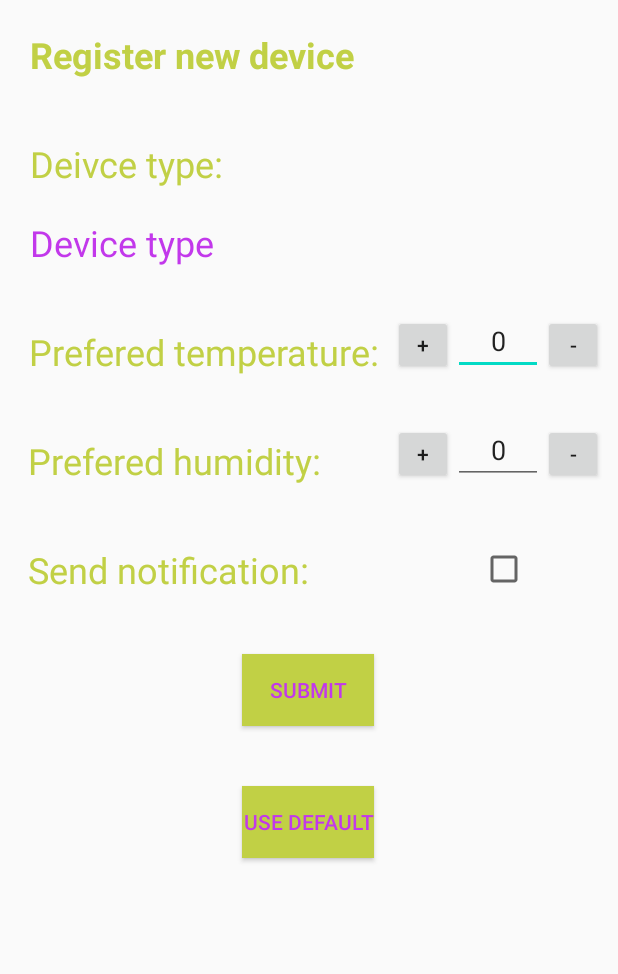
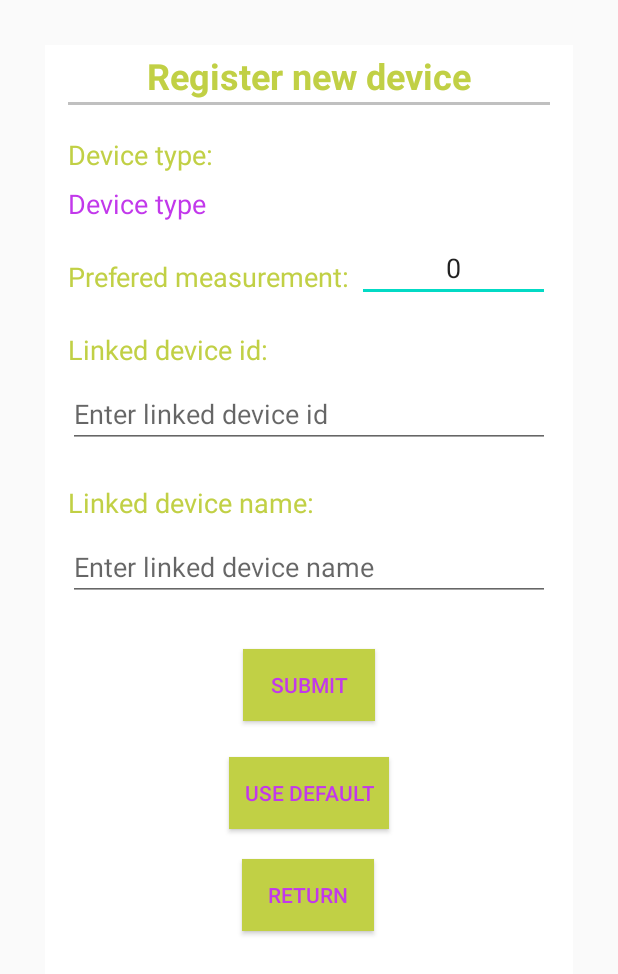
Before and after one commit to ZoroZero/Group9-Smart-garden-project, an Android app: the layout register_device_setting.xml on its own in the app's theme, with its tools: preview values and no code run, on a phone screen of 412 x 824 dp. Shown: the top 974 px of the screen. Run offline under Robolectric (Android 15) with nearby library versions, the phone set to English and light mode, and no system bars.

Commit message:
Update register_device_setting.xml

```diff
--- a/Smart_garden_app/app/src/main/res/layout/register_device_setting.xml
+++ b/Smart_garden_app/app/src/main/res/layout/register_device_setting.xml
@@ -1,34 +1,66 @@
 <?xml version="1.0" encoding="utf-8"?>
-<androidx.constraintlayout.widget.ConstraintLayout xmlns:android="http://schemas.android.com/apk/res/android"
+<android.support.constraint.ConstraintLayout xmlns:android="http://schemas.android.com/apk/res/android"
     xmlns:app="http://schemas.android.com/apk/res-auto"
     xmlns:tools="http://schemas.android.com/tools"
     android:layout_width="match_parent"
     android:layout_height="match_parent">
 
+    <android.support.constraint.ConstraintLayout
+        android:id="@+id/registerSetting"
+        android:layout_width="match_parent"
+        android:layout_height="match_parent"
+        android:layout_marginStart="30dp"
+        android:layout_marginLeft="30dp"
+        android:layout_marginTop="30dp"
+        android:layout_marginEnd="30dp"
+        android:layout_marginRight="30dp"
+        android:layout_marginBottom="30dp"
+        android:background="#FFFFFF"
+        app:layout_constraintBottom_toBottomOf="parent"
+        app:layout_constraintEnd_toEndOf="parent"
+        app:layout_constraintHorizontal_bias="0.0"
+        app:layout_constraintStart_toStartOf="parent"
+        app:layout_constraintTop_toTopOf="parent"
+        app:layout_constraintVertical_bias="0.0">
+
         <TextView
             android:id="@+id/registerDeviceSetting"
             android:layout_width="wrap_content"
             android:layout_height="wrap_content"
-        android:layout_marginTop="20dp"
+            android:layout_marginTop="4dp"
             android:text="Register new device"
             android:textColor="#C1D045"
             android:textSize="24sp"
             android:textStyle="bold"
             app:layout_constraintEnd_toEndOf="parent"
-        app:layout_constraintHorizontal_bias="0.102"
             app:layout_constraintStart_toStartOf="parent"
             app:layout_constraintTop_toTopOf="parent" />
+
+        <View
+            android:id="@+id/loginPage_line"
+            android:layout_width="match_parent"
+            android:layout_height="2dp"
+            android:layout_marginStart="15dp"
+            android:layout_marginLeft="15dp"
+            android:layout_marginTop="1dp"
+            android:layout_marginEnd="15dp"
+            android:layout_marginRight="15dp"
+            android:background="#c0c0c0"
+            app:layout_constraintEnd_toEndOf="parent"
+            app:layout_constraintHorizontal_bias="0.0"
+            app:layout_constraintStart_toStartOf="parent"
+            app:layout_constraintTop_toBottomOf="@+id/registerDeviceSetting" />
 
         <TextView
             android:id="@+id/textView2"
             android:layout_width="wrap_content"
             android:layout_height="wrap_content"
-        android:layout_marginTop="40dp"
-        android:text="Deivce type:"
+            android:layout_marginStart="15dp"
+            android:layout_marginLeft="15dp"
+            android:layout_marginTop="24dp"
+            android:text="Device type:"
             android:textColor="#C1D045"
-        android:textSize="24sp"
-        app:layout_constraintEnd_toEndOf="parent"
-        app:layout_constraintHorizontal_bias="0.07"
+            android:textSize="18sp"
             app:layout_constraintStart_toStartOf="parent"
             app:layout_constraintTop_toBottomOf="@+id/registerDeviceSetting" />
 
@@ -36,150 +68,159 @@
             android:id="@+id/deviceTypeTextView"
             android:layout_width="0dp"
             android:layout_height="wrap_content"
-        android:layout_marginLeft="20dp"
-        android:layout_marginTop="20dp"
-        android:layout_marginRight="20dp"
+            android:layout_marginStart="15dp"
+            android:layout_marginLeft="15dp"
+            android:layout_marginTop="8dp"
             android:text="Device type"
             android:textColor="#C238EB"
-        android:textSize="24sp"
-        app:layout_constraintEnd_toEndOf="parent"
-        app:layout_constraintHorizontal_bias="0.073"
+            android:textSize="18sp"
             app:layout_constraintStart_toStartOf="parent"
             app:layout_constraintTop_toBottomOf="@+id/textView2" />
 
         <TextView
-        android:id="@+id/textView4"
+            android:id="@+id/PreferredMeasurementTV"
             android:layout_width="wrap_content"
             android:layout_height="wrap_content"
-        android:layout_marginTop="40dp"
-        android:text="Prefered temperature:"
+            android:layout_marginStart="15dp"
+            android:layout_marginLeft="15dp"
+            android:layout_marginTop="24dp"
+            android:text="Prefered measurement:"
             android:textColor="#C1D045"
-        android:textSize="24sp"
-        app:layout_constraintEnd_toEndOf="parent"
-        app:layout_constraintHorizontal_bias="0.108"
+            android:textSize="18sp"
             app:layout_constraintStart_toStartOf="parent"
             app:layout_constraintTop_toBottomOf="@+id/deviceTypeTextView" />
 
         <EditText
-        android:id="@+id/temperatureInputEditText"
-        android:layout_width="60dp"
-        android:layout_height="40dp"
-        android:layout_marginTop="32dp"
+            android:id="@+id/thresholdInputEditText"
+            android:layout_width="0dp"
+            android:layout_height="wrap_content"
+            android:layout_marginStart="5dp"
+            android:layout_marginLeft="5dp"
+            android:layout_marginTop="8dp"
+            android:layout_marginEnd="15dp"
+            android:layout_marginRight="15dp"
             android:ems="10"
             android:inputType="number"
             android:text="0"
             android:textAlignment="center"
-        app:layout_constraintEnd_toStartOf="@+id/decreaseTemperatureButton"
-        app:layout_constraintTop_toBottomOf="@+id/deviceTypeTextView" />
-
-    <Button
-        android:id="@+id/increaseTemperatureButton"
-        android:layout_width="40dp"
-        android:layout_height="40dp"
-        android:layout_marginTop="32dp"
-        android:text="+"
-        app:layout_constraintEnd_toStartOf="@+id/temperatureInputEditText"
-        app:layout_constraintTop_toBottomOf="@+id/deviceTypeTextView" />
-
-    <Button
-        android:id="@+id/decreaseTemperatureButton"
-        android:layout_width="40dp"
-        android:layout_height="40dp"
-        android:layout_marginTop="32dp"
-        android:layout_marginEnd="10dp"
-        android:text="-"
             app:layout_constraintEnd_toEndOf="parent"
+            app:layout_constraintHorizontal_bias="0.565"
+            app:layout_constraintStart_toEndOf="@+id/PreferredMeasurementTV"
             app:layout_constraintTop_toBottomOf="@+id/deviceTypeTextView" />
 
         <TextView
-        android:id="@+id/textView5"
+            android:id="@+id/Linked_device_id_TV"
             android:layout_width="wrap_content"
             android:layout_height="wrap_content"
-        android:layout_marginTop="40dp"
-        android:text="Prefered humidity:"
+            android:layout_marginStart="15dp"
+            android:layout_marginLeft="15dp"
+            android:layout_marginTop="24dp"
+            android:text="Linked device id: "
             android:textColor="#C1D045"
-        android:textSize="24sp"
-        app:layout_constraintEnd_toEndOf="parent"
-        app:layout_constraintHorizontal_bias="0.087"
+            android:textSize="18sp"
             app:layout_constraintStart_toStartOf="parent"
-        app:layout_constraintTop_toBottomOf="@+id/textView4" />
+            app:layout_constraintTop_toBottomOf="@+id/PreferredMeasurementTV" />
 
         <EditText
-        android:id="@+id/humidityInputEditText"
-        android:layout_width="60dp"
-        android:layout_height="40dp"
-        android:layout_marginTop="32dp"
+            android:id="@+id/registerDevice_Linked_device_id_ET"
+            android:layout_width="0dp"
+            android:layout_height="wrap_content"
+            android:layout_marginStart="15dp"
+            android:layout_marginLeft="15dp"
+            android:layout_marginTop="8dp"
+            android:layout_marginEnd="15dp"
+            android:layout_marginRight="15dp"
             android:ems="10"
-        android:inputType="number"
-        android:text="0"
-        android:textAlignment="center"
-        app:layout_constraintEnd_toStartOf="@+id/decreaseHumidityButton"
-        app:layout_constraintTop_toBottomOf="@+id/textView4" />
-
-    <Button
-        android:id="@+id/decreaseHumidityButton"
-        android:layout_width="40dp"
-        android:layout_height="40dp"
-        android:layout_marginTop="32dp"
-        android:layout_marginEnd="10dp"
-        android:text="-"
+            android:hint="Enter linked device id"
+            android:inputType="textPersonName"
             app:layout_constraintEnd_toEndOf="parent"
-        app:layout_constraintTop_toBottomOf="@+id/textView4" />
-
-    <Button
-        android:id="@+id/increaseHumidityButton"
-        android:layout_width="40dp"
-        android:layout_height="40dp"
-        android:layout_marginTop="32dp"
-        android:text="+"
-        app:layout_constraintEnd_toStartOf="@+id/humidityInputEditText"
-        app:layout_constraintTop_toBottomOf="@+id/textView4" />
+            app:layout_constraintStart_toStartOf="parent"
+            app:layout_constraintTop_toBottomOf="@+id/Linked_device_id_TV" />
 
         <TextView
-        android:id="@+id/textView6"
+            android:id="@+id/linked_device_name_TV"
             android:layout_width="wrap_content"
             android:layout_height="wrap_content"
-        android:layout_marginTop="40dp"
-        android:text="Send notification:"
+            android:layout_marginStart="15dp"
+            android:layout_marginLeft="15dp"
+            android:layout_marginTop="24dp"
+            android:text="Linked device name: "
             android:textColor="#C1D045"
-        android:textSize="24sp"
+            android:textSize="18sp"
+            app:layout_constraintStart_toStartOf="parent"
+            app:layout_constraintTop_toBottomOf="@+id/registerDevice_Linked_device_id_ET" />
+
+        <EditText
+            android:id="@+id/registerDevice_Linked_device_name_ET"
+            android:layout_width="0dp"
+            android:layout_height="wrap_content"
+            android:layout_marginStart="15dp"
+            android:layout_marginLeft="15dp"
+            android:layout_marginTop="8dp"
+            android:layout_marginEnd="15dp"
+            android:layout_marginRight="15dp"
+            android:ems="10"
+            android:hint="Enter linked device name"
+            android:inputType="textPersonName"
             app:layout_constraintEnd_toEndOf="parent"
-        app:layout_constraintHorizontal_bias="0.084"
             app:layout_constraintStart_toStartOf="parent"
-        app:layout_constraintTop_toBottomOf="@+id/textView5" />
-
-    <CheckBox
-        android:id="@+id/sendNotificationCheckBox"
-        android:layout_width="wrap_content"
-        android:layout_height="wrap_content"
-        android:layout_marginTop="40dp"
-        android:layout_marginEnd="60dp"
-        app:layout_constraintEnd_toEndOf="parent"
-        app:layout_constraintTop_toBottomOf="@+id/textView5" />
+            app:layout_constraintTop_toBottomOf="@+id/linked_device_name_TV" />
 
         <Button
             android:id="@+id/submitSettingButton"
             android:layout_width="wrap_content"
             android:layout_height="wrap_content"
-        android:layout_marginTop="40dp"
+            android:layout_marginTop="32dp"
             android:background="#C1D045"
             android:text="Submit"
             android:textColor="#C238EB"
             app:layout_constraintEnd_toEndOf="parent"
-        app:layout_constraintHorizontal_bias="0.498"
             app:layout_constraintStart_toStartOf="parent"
-        app:layout_constraintTop_toBottomOf="@+id/textView6" />
+            app:layout_constraintTop_toBottomOf="@+id/registerDevice_Linked_device_name_ET" />
 
         <Button
             android:id="@+id/useDefaultButton"
             android:layout_width="wrap_content"
             android:layout_height="wrap_content"
-        android:layout_marginTop="40dp"
+            android:layout_marginTop="24dp"
             android:background="#C1D045"
+            android:paddingLeft="10dp"
+            android:paddingRight="10dp"
             android:text="Use default"
+            android:textColor="#C238EB"
+            app:layout_constraintEnd_toEndOf="parent"
+            app:layout_constraintStart_toStartOf="parent"
+            app:layout_constraintTop_toBottomOf="@+id/submitSettingButton" />
+
+        <Button
+            android:id="@+id/register_return_button"
+            android:layout_width="wrap_content"
+            android:layout_height="wrap_content"
+            android:layout_marginTop="20dp"
+            android:background="#C1D045"
+            android:text="Return"
             android:textColor="#C238EB"
             app:layout_constraintEnd_toEndOf="parent"
             app:layout_constraintHorizontal_bias="0.498"
             app:layout_constraintStart_toStartOf="parent"
-        app:layout_constraintTop_toBottomOf="@+id/submitSettingButton" />
-</androidx.constraintlayout.widget.ConstraintLayout>
+            app:layout_constraintTop_toBottomOf="@+id/useDefaultButton" />
+
+    </android.support.constraint.ConstraintLayout>
+
+    <FrameLayout
+        android:id="@+id/register_setting_progressBarHolder"
+        android:animateLayoutChanges="true"
+        android:visibility="gone"
+        android:alpha="0.4"
+        android:background="#000000"
+        android:layout_width="match_parent"
+        android:layout_height="match_parent">
+
+        <ProgressBar
+            style="?android:attr/progressBarStyleLarge"
+            android:layout_width="wrap_content"
+            android:layout_height="wrap_content"
+            android:indeterminate="true"
+            android:layout_gravity="center" />
+    </FrameLayout>
+</android.support.constraint.ConstraintLayout>
```
Lines whose indentation alone changed are shown as unchanged.
